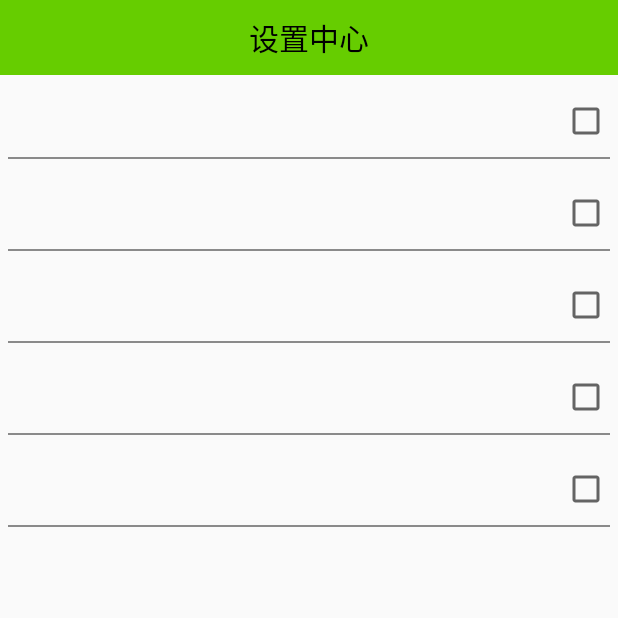
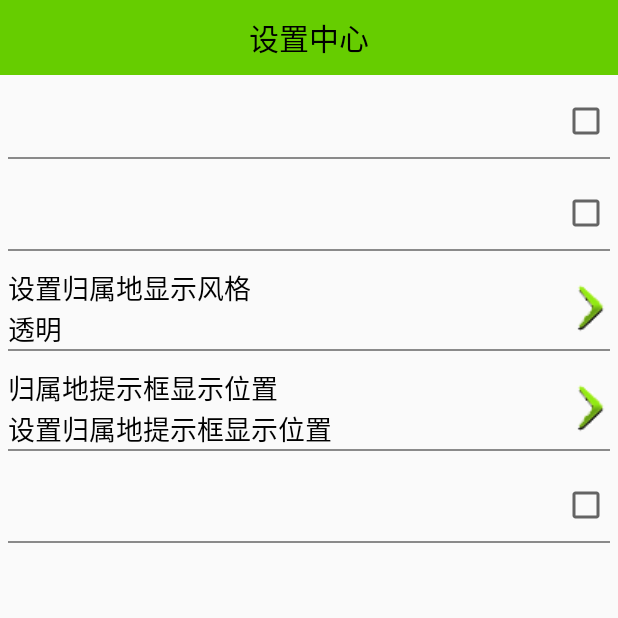
Before and after one commit to zhenxi625/MobileSafe, an Android app: the SettingActivity screen opened directly, with no data from a screen before it, on a phone screen of 412 x 824 dp, the top half of it. Run offline under Robolectric (Android 15) with nearby library versions, the light colour scheme and no system bars.

Commit message:
拖拽提示框

```diff
--- a/app/src/main/AndroidManifest.xml
+++ b/app/src/main/AndroidManifest.xml
@@ -57,6 +57,8 @@
         <activity android:name="com.demo.safe.activity.CommunicateActivity"/>
         <activity android:name="com.demo.safe.activity.AToolActivity"/>
         <activity android:name="com.demo.safe.activity.QueryAddressActivity"/>
+        <activity android:name="com.demo.safe.activity.ToastLocationActivity"
+            android:theme="@android:style/Theme.Translucent.NoTitleBar"/>
 
         <!--设备管理器-->
         <receiver
--- a/app/src/main/java/com/demo/safe/activity/SettingActivity.java
+++ b/app/src/main/java/com/demo/safe/activity/SettingActivity.java
@@ -1,7 +1,9 @@
 package com.demo.safe.activity;
 
+import android.content.DialogInterface;
 import android.content.Intent;
 import android.os.Bundle;
+import android.support.v7.app.AlertDialog;
 import android.view.View;
 
 import com.demo.safe.service.AddressService;
@@ -9,6 +11,7 @@ import com.demo.safe.util.ConstantValue;
 import com.demo.safe.util.MyApplication;
 import com.demo.safe.util.ServiceUtil;
 import com.demo.safe.util.SpUtils;
+import com.demo.safe.view.SettingClickView;
 import com.demo.safe.view.SettingItemView;
 
 /**
@@ -20,6 +23,10 @@ public class SettingActivity extends BaseActivity {
 
     private SettingItemView siv_update;
     private SettingItemView siv_phone_address;
+    private String[] mToastStyleDes;
+    private int mToastStyle;
+    private SettingClickView scv_toast_style;
+    private SettingClickView scv_location;
 
     @Override
     protected void onCreate(Bundle savedInstanceState) {
@@ -28,6 +35,67 @@ public class SettingActivity extends BaseActivity {
 
         initUpdate();
         initAddress();
+        initToastStyle();
+        initLocation();
+    }
+
+    private void initLocation() {
+        scv_location = (SettingClickView) findViewById(R.id.scv_location);
+        scv_location.setTitle("归属地提示框显示位置");
+        scv_location.setDes("设置归属地提示框显示位置");
+        scv_location.setOnClickListener(new View.OnClickListener() {
+            @Override
+            public void onClick(View v) {
+                startActivity(new Intent(getApplicationContext(),ToastLocationActivity.class));
+            }
+        });
+    }
+
+    private void initToastStyle() {
+        scv_toast_style = (SettingClickView) findViewById(R.id.scv_toast_style);
+        scv_toast_style.setTitle("设置归属地显示风格");
+        //1。创建风格数组
+        mToastStyleDes = new String[]{"透明","橙色","蓝色","灰色","绿色"};
+        //2.获取吐司显示样式的索引值
+        mToastStyle = SpUtils.getInt(getApplicationContext(),ConstantValue.TOAST_STYLE,0);
+        //3.通过索引获取数组中的文字
+        scv_toast_style.setDes(mToastStyleDes[mToastStyle]);
+        //4.监听事件，弹出对话框
+        scv_toast_style.setOnClickListener(new View.OnClickListener() {
+            @Override
+            public void onClick(View v) {
+                showToastStlyeDialog();
+            }
+        });
+    }
+
+    private void showToastStlyeDialog() {
+        AlertDialog.Builder builder = new AlertDialog.Builder(this);
+        builder.setIcon(R.drawable.ic_launcher);
+        builder.setTitle("请选择样式");
+        /**
+         * 选择单个条目的监听事件
+         * 参数说明：
+         * 1.样式数组
+         * 2.弹出对话框中选择条目的索引值
+         * 3.点击条目后触发的点击事件（1.记录选中的索引值；2.关闭对话框；3.显示选中条目的文字）
+         */
+        int chooseItem = SpUtils.getInt(getApplicationContext(),ConstantValue.TOAST_STYLE,0);
+        builder.setSingleChoiceItems(mToastStyleDes, chooseItem, new DialogInterface.OnClickListener() {
+            @Override
+            public void onClick(DialogInterface dialog, int which) {
+                SpUtils.putInt(getApplicationContext(),ConstantValue.TOAST_STYLE,which);
+                dialog.dismiss();
+                scv_toast_style.setDes(mToastStyleDes[which]);
+            }
+        });
+        builder.setNegativeButton("取消", new DialogInterface.OnClickListener() {
+            @Override
+            public void onClick(DialogInterface dialog, int which) {
+                dialog.dismiss();
+            }
+        });
+        builder.show();
     }
 
     private void initAddress() {
--- a/app/src/main/java/com/demo/safe/util/ConstantValue.java
+++ b/app/src/main/java/com/demo/safe/util/ConstantValue.java
@@ -20,4 +20,10 @@ public class ConstantValue {
     public static final String CONTACT_PHONE = "contact_phone";
     //是否开启防盗保护
     public static final String OPEN_SECURITY = "open_security";
+    //选择样式
+    public static final String TOAST_STYLE = "toast_style";
+    //左上角x轴的坐标
+    public static final String LOCATION_X = "location_x";
+    //左上角y轴的坐标
+    public static final String LOCATION_Y = "location_y";
 }
--- a/app/src/main/java/com/demo/safe/util/SpUtils.java
+++ b/app/src/main/java/com/demo/safe/util/SpUtils.java
@@ -51,6 +51,26 @@ public class SpUtils {
         return preferences.getString(key,defaultValue);
     }
 
+    /**
+     *
+     * @param context 上下文环境
+     * @param key 存储节点名称
+     * @param value 存储节点值
+     */
+    public static void putInt(Context context,String key,int value){
+        if (null == preferences){
+            preferences = context.getSharedPreferences("config",Context.MODE_PRIVATE);
+        }
+        preferences.edit().putInt(key, value).apply();
+    }
+
+    public static int getInt(Context context,String key,int defaultValue){
+        if (null == preferences){
+            preferences = context.getSharedPreferences("config",Context.MODE_PRIVATE);
+        }
+        return preferences.getInt(key,defaultValue);
+    }
+
     public static void remove(Context context, String key) {
         if (null == preferences){
             preferences = context.getSharedPreferences("config",Context.MODE_PRIVATE);
--- /dev/null
+++ b/app/src/main/java/com/demo/safe/view/SettingClickView.java
@@ -0,0 +1,45 @@
+package com.demo.safe.view;
+
+import android.content.Context;
+import android.util.AttributeSet;
+import android.view.View;
+import android.widget.CheckBox;
+import android.widget.RelativeLayout;
+import android.widget.TextView;
+
+import com.demo.safe.activity.R;
+
+/**
+ * Created by ChenXingLing on 2017/3/1.
+ */
+
+public class SettingClickView extends RelativeLayout {
+
+    private static final String tag = "SettingItemView";
+    TextView tv_des;
+    TextView tv_title;
+
+    public SettingClickView(Context context) {
+        this(context, null);
+    }
+
+    public SettingClickView(Context context, AttributeSet attrs) {
+        this(context, attrs, 0);
+    }
+
+    public SettingClickView(Context context, AttributeSet attrs, int defStyleAttr) {
+        super(context, attrs, defStyleAttr);
+        View.inflate(context, R.layout.setting_click_view, this);
+        tv_title = (TextView) findViewById(R.id.tv_title);
+        tv_des = (TextView) findViewById(R.id.tv_des);
+    }
+
+    public void setTitle(String title){
+        tv_title.setText(title);
+    }
+
+    public void setDes(String des){
+        tv_des.setText(des);
+    }
+
+}
--- a/app/src/main/res/layout/activity_setting.xml
+++ b/app/src/main/res/layout/activity_setting.xml
@@ -29,25 +29,19 @@
         safedemo:deson="归属地的显示已开启">
     </com.demo.safe.view.SettingItemView>
 
-    <com.demo.safe.view.SettingItemView
+    <com.demo.safe.view.SettingClickView
         xmlns:safedemo="http://schemas.android.com/apk/lib/com.demo.safe.activity"
-        android:id="@+id/siv_address_style"
+        android:id="@+id/scv_toast_style"
         android:layout_width="match_parent"
-        android:layout_height="wrap_content"
-        safedemo:destitle="设置归属地显示风格"
-        safedemo:desoff="不透明"
-        safedemo:deson="透明">
-    </com.demo.safe.view.SettingItemView>
+        android:layout_height="wrap_content">
+    </com.demo.safe.view.SettingClickView>
 
-    <com.demo.safe.view.SettingItemView
+    <com.demo.safe.view.SettingClickView
         xmlns:safedemo="http://schemas.android.com/apk/lib/com.demo.safe.activity"
-        android:id="@+id/siv_dialog"
+        android:id="@+id/scv_location"
         android:layout_width="match_parent"
-        android:layout_height="wrap_content"
-        safedemo:destitle="归属地提示框位置"
-        safedemo:desoff="不设置"
-        safedemo:deson="设置归属地提示框位置">
-    </com.demo.safe.view.SettingItemView>
+        android:layout_height="wrap_content">
+    </com.demo.safe.view.SettingClickView>
 
     <com.demo.safe.view.SettingItemView
         xmlns:safedemo="http://schemas.android.com/apk/lib/com.demo.safe.activity"
--- /dev/null
+++ b/app/src/main/res/layout/setting_click_view.xml
@@ -0,0 +1,42 @@
+<?xml version="1.0" encoding="utf-8"?>
+<RelativeLayout xmlns:android="http://schemas.android.com/apk/res/android"
+    android:layout_width="match_parent"
+    android:layout_height="wrap_content">
+
+    <RelativeLayout
+        android:layout_width="match_parent"
+        android:layout_height="wrap_content"
+        android:padding="5dp">
+
+        <TextView
+            android:id="@+id/tv_title"
+            android:layout_width="wrap_content"
+            android:layout_height="wrap_content"
+            android:textColor="@color/colorBlack"
+            android:textSize="18sp" />
+
+        <TextView
+            android:id="@+id/tv_des"
+            android:layout_width="wrap_content"
+            android:layout_height="wrap_content"
+            android:layout_below="@+id/tv_title"
+            android:textColor="@color/colorBlack"
+            android:textSize="18sp" />
+
+        <ImageView
+            android:id="@+id/iv_image"
+            android:background="@drawable/jiantou"
+            android:layout_width="wrap_content"
+            android:layout_height="wrap_content"
+            android:layout_alignParentRight="true"
+            android:layout_centerVertical="true" />
+
+        <View
+            android:layout_width="match_parent"
+            android:layout_height="1dp"
+            android:layout_below="@+id/tv_des"
+            android:background="#8A8A8A" />
+
+    </RelativeLayout>
+
+</RelativeLayout>
```
Also changed, not shown: app/src/main/java/com/demo/safe/activity/ToastLocationActivity.java (added, +136 -0 lines), app/src/main/java/com/demo/safe/service/AddressService.java (+10 -0 lines), app/src/main/res/layout/activity_toast_location.xml (added, +32 -0 lines), app/src/main/res/drawable/drag.png (added), app/src/main/res/drawable/jiantou.png (added), app/src/main/res/drawable/toastbg.9.png (added), app/src/main/res/drawable/toastbgcheng.9.png (added), app/src/main/res/drawable/toastbghui.9.png (added), app/src/main/res/drawable/toastbglan.9.png (added), app/src/main/res/drawable/toastbglv.9.png (added).
